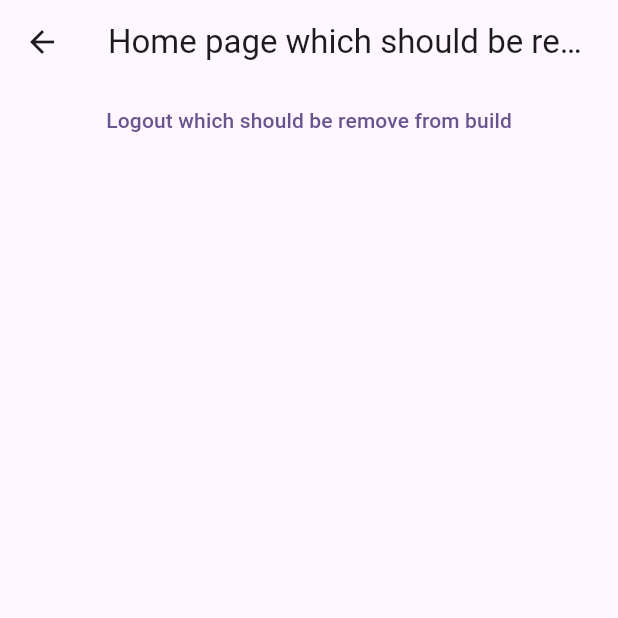
After one commit to achernoprudov/router-example, a Flutter app: the UnusedPage screen opened directly, on a phone screen of 412 x 824 dp, the top half of it. The commit adds this screen. Run offline on Flutter 3.47's test engine with Material 3 defaults, Android fonts, the phone set to English and light mode, and no system bars; our stand-ins replace go_router.

Commit message:
lazy load #2

```diff
--- /dev/null
+++ b/features/feature_home/ui/lib/unused_page.dart
@@ -0,0 +1,26 @@
+import 'package:core_navigation_ui/navigator.dart';
+import 'package:feature_login_api/login_nav.dart';
+import 'package:flutter/material.dart';
+
+class UnusedPage extends StatelessWidget {
+  const UnusedPage({Key? key}) : super(key: key);
+
+  @override
+  Widget build(BuildContext context) {
+    return Scaffold(
+      appBar: AppBar(title: Text('Home page which should be remove from build')),
+      body: Center(
+        child: Column(
+          children: [
+            TextButton(
+              onPressed: () {
+                context.openPage(loginNavigationPath);
+              },
+              child: Text("Logout which should be remove from build"),
+            ),
+          ],
+        ),
+      ),
+    );
+  }
+}
```
Also changed, not shown: main/lib/router.dart (+13 -4 lines), 1 other file.
